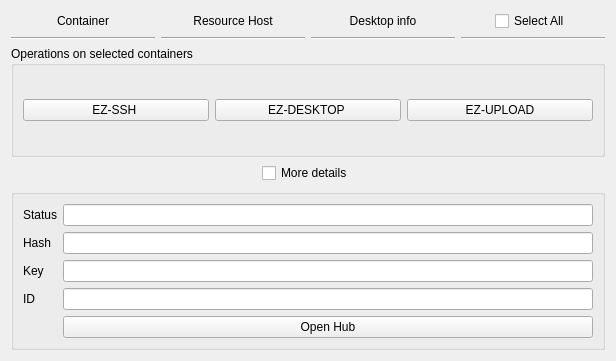
First picture: the form in hub/forms/DlgEnvironment.ui, repository subutai-io/control-center, before the edit.
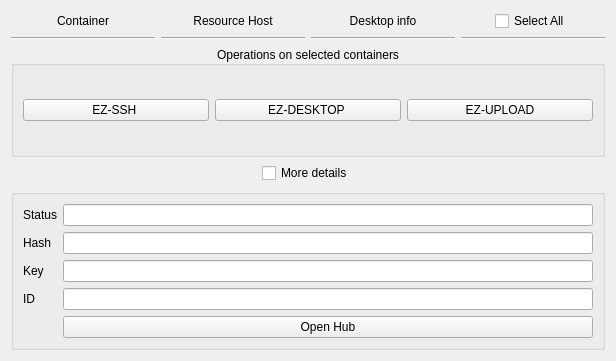
Second picture: the form after the edit.

Commit message: UI. added status of container

```diff
--- a/hub/forms/DlgEnvironment.ui
+++ b/hub/forms/DlgEnvironment.ui
@@ -29,6 +29,9 @@
      <property name="title">
       <string>Operations on selected containers</string>
      </property>
+     <property name="alignment">
+      <set>Qt::AlignCenter</set>
+     </property>
      <layout class="QGridLayout" name="gridLayout_3">
       <item row="0" column="0">
        <widget class="QPushButton" name="btn_ssh_all">
```
Left out of the diff: 8 changed lines with no effect on the pictures. The commit also changes 2 other files.
